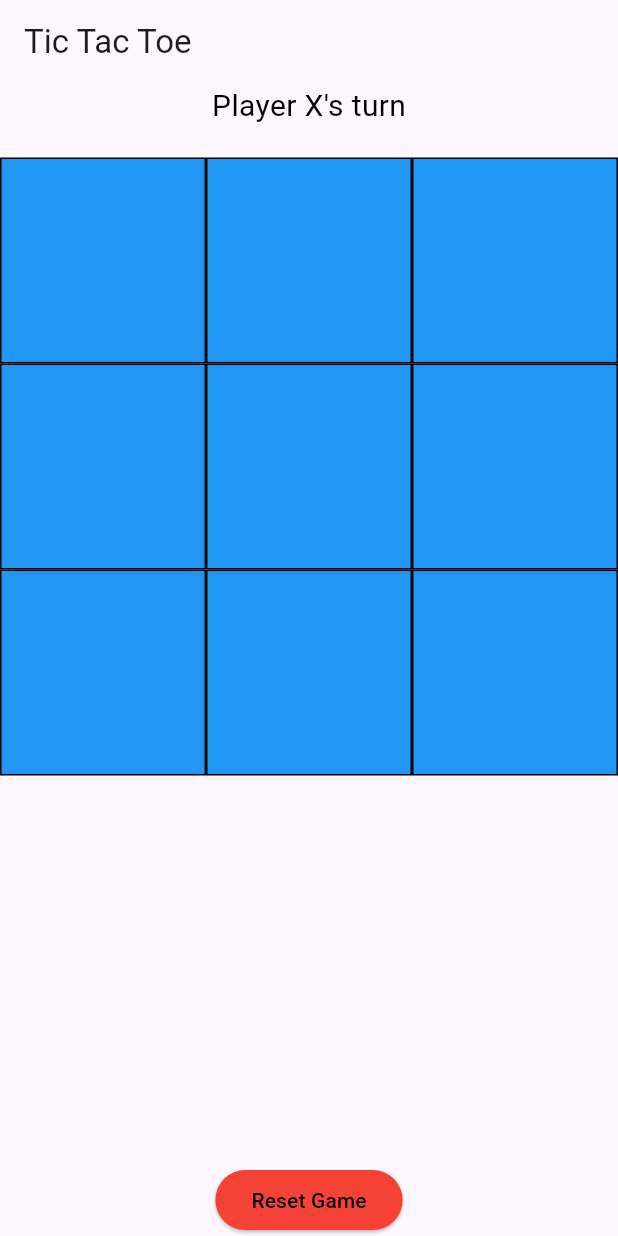
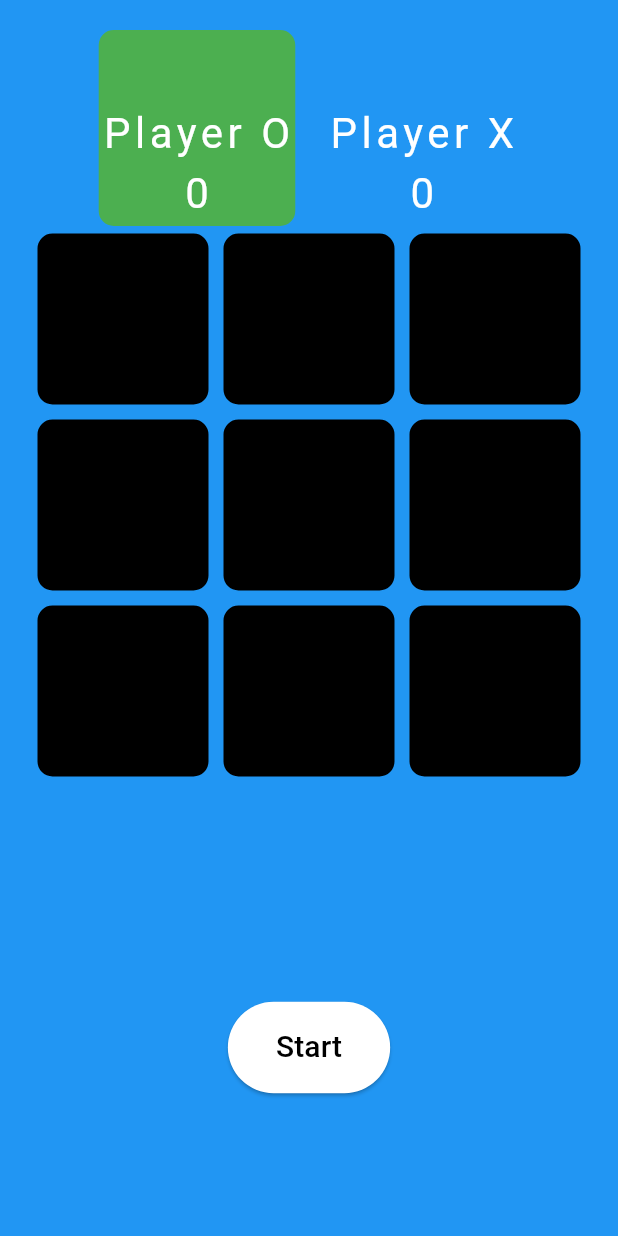
Before and after one commit to MDK-404/PRODIGY_AD_04, a Flutter app: the screen it shows after launch, on a phone screen of 412 x 824 dp. Run offline on Flutter 3.47's test engine with Material 3 defaults, Android fonts, the phone set to English and light mode, and no system bars; our stand-ins replace google_fonts; Roboto replaces fonts that are missing (Coiny).

```diff
--- /dev/null
+++ b/lib/constants/colors.dart
@@ -0,0 +1,7 @@
+import 'package:flutter/material.dart';
+
+class MainColor {
+  static Color primaryColor = Color(0xFFff4b4b);
+  static Color secondaryColor = Color(0xFFffca27);
+  static Color accentColor = Color(0xFF4169e8);
+}
--- a/lib/main.dart
+++ b/lib/main.dart
@@ -1,178 +1,19 @@
 import 'package:flutter/material.dart';
-import 'package:provider/provider.dart';
+import 'screens/game.dart';
 
 void main() {
-  runApp(MyApp());
+  runApp(const MyApp());
 }
 
 class MyApp extends StatelessWidget {
+  const MyApp({super.key});
+
+  // This widget is the root of your application.
   @override
   Widget build(BuildContext context) {
     return MaterialApp(
-      title: 'Tic Tac Toe',
-      theme: ThemeData(
-        primarySwatch: Colors.blue,
-      ),
-      home: ChangeNotifierProvider(
-        create: (context) => GameState(),
-        child: MyHomePage(),
-      ),
+      debugShowCheckedModeBanner: false,
+      home: GameScreen(),
     );
   }
 }
-
-class GameState extends ChangeNotifier {
-  List<List<IconData?>> board = List.generate(3, (_) => List.filled(3, null));
-  bool playerXTurn = true;
-  bool gameEnded = false;
-
-  bool checkWinner(int row, int col, IconData? currentSymbol) {
-    // Check horizontal line
-    if (board[row].every((cell) => cell == currentSymbol)) {
-      return true;
-    }
-
-    // Check vertical line
-    if (board.every((row) => row[col] == currentSymbol)) {
-      return true;
-    }
-
-    // Check main diagonal
-    // if (row == col && board.every((row) => row[col] == currentSymbol)) {
-    //   return true;
-    // }
-    if (row==col && [board[0][0], board[1][1], board[2][2]].every((cell) => cell == currentSymbol)) {
-      return true;
-    }
-
-    // Check anti-diagonal
-    if (row + col == 2 && [board[0][2], board[1][1], board[2][0]].every((cell) => cell == currentSymbol)) {
-      return true;
-    }
-
-    return false;
-  }
-
-  void makeMove(int row, int col, BuildContext context) {
-    if (!gameEnded && board[row][col] == null) {
-      IconData currentSymbol = playerXTurn ? Icons.clear : Icons.circle_outlined;
-      board[row][col] = currentSymbol;
-
-      if (checkWinner(row, col, currentSymbol)) {
-        gameEnded = true;
-        showDialog(
-          context: context,
-          builder: (BuildContext context) {
-            return AlertDialog(
-              title: Text('Player ${currentSymbol == Icons.clear ? 'X' : 'O'} wins!', style: TextStyle(color: playerXTurn ? Colors.red : Colors.blue)),
-              actions: [
-                TextButton(
-                  onPressed: () {
-                    resetGame();
-                    Navigator.of(context).pop();
-                  },
-                  child: Text('OK', style: TextStyle(color: playerXTurn ? Colors.red : Colors.blue)),
-                ),
-              ],
-            );
-          },
-        );
-      } else if (board.every((row) => row.every((cell) => cell != null))) {
-        gameEnded = true;
-        showDialog(
-          context: context,
-          builder: (BuildContext context) {
-            return AlertDialog(
-              title: Text('It\'s a draw!', style: TextStyle(color: Colors.orange)),
-              actions: [
-                TextButton(
-                  onPressed: () {
-                    resetGame();
-                    Navigator.of(context).pop();
-                  },
-                  child: Text('OK', style: TextStyle(color: Colors.orange)),
-                ),
-              ],
-            );
-          },
-        );
-      } else {
-        playerXTurn = !playerXTurn;
-      }
-      notifyListeners();
-    }
-  }
-
-  void resetGame() {
-    board = List.generate(3, (_) => List.filled(3, null));
-    playerXTurn = true;
-    gameEnded = false;
-    notifyListeners();
-  }
-}
-
-class MyHomePage extends StatelessWidget {
-  @override
-  Widget build(BuildContext context) {
-    return Scaffold(
-      appBar: AppBar(
-        title: Text('Tic Tac Toe'),
-      ),
-      body: Center(
-        child: Column(
-          mainAxisAlignment: MainAxisAlignment.center,
-          children: <Widget>[
-            Text(
-              'Player ${Provider.of<GameState>(context).playerXTurn ? 'X' : 'O'}\'s turn',
-              style: TextStyle(fontSize: 20, color: Colors.black),
-            ),
-            SizedBox(height: 20),
-            Expanded(
-              child: GridView.builder(
-                shrinkWrap: true,
-                gridDelegate: SliverGridDelegateWithFixedCrossAxisCount(
-                  crossAxisCount: 3,
-                ),
-                itemBuilder: (context, index) {
-                  int row = index ~/ 3;
-                  int col = index % 3;
-                  return InkWell(
-                    onTap: () {
-                      Provider.of<GameState>(context, listen: false).makeMove(row, col, context);
-                    },
-                    child: Container(
-                      decoration: BoxDecoration(
-                        border: Border.all(color: Colors.black),
-                        color: Colors.blue,
-                      ),
-                      child: Center(
-                        child: Provider.of<GameState>(context).board[row][col] != null
-                            ? Icon(
-                          Provider.of<GameState>(context).board[row][col]!,
-                          size: 50,
-                          color: Provider.of<GameState>(context).board[row][col] == Icons.clear ? Colors.red : Colors.black,
-                        )
-                            : SizedBox.shrink(),
-                      ),
-                    ),
-                  );
-                },
-                itemCount: 9,
-              ),
-            ),
-            SizedBox(height: 20),
-            ElevatedButton(
-              onPressed: () {
-                Provider.of<GameState>(context, listen: false).resetGame();
-              },
-              style: ElevatedButton.styleFrom(
-                primary: Colors.red,
-              ),
-              child: Text('Reset Game', style: TextStyle(color: Colors.black)),
-            ),
-          ],
-        ),
-      ),
-    );
-  }
-}
--- /dev/null
+++ b/lib/screens/game.dart
@@ -0,0 +1,422 @@
+import 'dart:async';
+
+import 'package:flutter/material.dart';
+import 'package:google_fonts/google_fonts.dart';
+
+class MainColor {
+  static const primaryColor = Colors.blue;
+  static const secondaryColor = Colors.black;
+  static const accentColor = Colors.green;
+}
+
+class GameScreen extends StatefulWidget {
+  const GameScreen({super.key});
+
+  @override
+  State<GameScreen> createState() => _GameScreenState();
+}
+
+class _GameScreenState extends State<GameScreen> {
+  String currentPlayer = 'O'; // Default starting player
+
+  bool oTurn = true;
+  List<String> displayXO = ['', '', '', '', '', '', '', '', ''];
+  List<int> matchedIndexes = [];
+  int attempts = 0;
+
+  int oScore = 0;
+  int xScore = 0;
+  int filledBoxes = 0;
+  String resultDeclaration = '';
+  bool winnerFound = false;
+
+  static const maxSeconds = 30;
+  int seconds = maxSeconds;
+  Timer? timer;
+
+  static var customFontWhite = GoogleFonts.coiny(
+    textStyle: TextStyle(
+      color: Colors.white,
+      letterSpacing: 3,
+      fontSize: 28,
+    ),
+  );
+
+  void startTimer() {
+    timer = Timer.periodic(Duration(seconds: 1), (_) {
+      setState(() {
+        if (seconds > 0) {
+          seconds--;
+        } else {
+          stopTimer();
+        }
+      });
+    });
+  }
+
+  void stopTimer() {
+    resetTimer();
+    timer?.cancel();
+  }
+
+  void resetTimer() => seconds = maxSeconds;
+
+  @override
+  Widget build(BuildContext context) {
+    return Scaffold(
+      backgroundColor: MainColor.primaryColor,
+      body: Padding(
+        padding: const EdgeInsets.all(20),
+        child: Column(
+          children: [
+            Expanded(
+              flex: 1,
+              child: Container(
+                child: Row(
+                  mainAxisAlignment: MainAxisAlignment.center,
+                  children: [
+                    _buildPlayerScore('O', oScore, oTurn),
+                    SizedBox(width: 20),
+                    _buildPlayerScore('X', xScore, !oTurn),
+                  ],
+                ),
+              ),
+            ),
+            Expanded(
+              flex: 3,
+              child: GridView.builder(
+                itemCount: 9,
+                gridDelegate: SliverGridDelegateWithFixedCrossAxisCount(
+                  crossAxisCount: 3,
+                ),
+                itemBuilder: (BuildContext context, int index) {
+                  return GestureDetector(
+                    onTap: () {
+                      _tapped(index);
+                    },
+                    child: Container(
+                      decoration: BoxDecoration(
+                        borderRadius: BorderRadius.circular(15),
+                        border: Border.all(
+                          width: 5,
+                          color: MainColor.primaryColor,
+                        ),
+                        color: matchedIndexes.contains(index)
+                            ? MainColor.accentColor
+                            : MainColor.secondaryColor,
+                      ),
+                      child: Center(
+                        child: Text(
+                          displayXO[index],
+                          style: GoogleFonts.coiny(
+                            textStyle: TextStyle(
+                              fontSize: 64,
+                              color: matchedIndexes.contains(index)
+                                  ? MainColor.secondaryColor
+                                  : MainColor.primaryColor,
+                            ),
+                          ),
+                        ),
+                      ),
+                    ),
+                  );
+                },
+              ),
+            ),
+            Expanded(
+              flex: 2,
+              child: Center(
+                child: Column(
+                  mainAxisAlignment: MainAxisAlignment.center,
+                  children: [
+                    Text(resultDeclaration, style: customFontWhite),
+                    SizedBox(height: 10),
+                    _buildTimer(),
+                  ],
+                ),
+              ),
+            ),
+          ],
+        ),
+      ),
+    );
+  }
+
+  Widget _buildPlayerScore(String player, int score, bool isCurrentPlayer) {
+    return Container(
+      decoration: BoxDecoration(
+        border: Border.all(
+          width: 2,
+          color: isCurrentPlayer ? MainColor.accentColor : Colors.transparent,
+        ),
+        borderRadius: BorderRadius.circular(10),
+        color: isCurrentPlayer ? MainColor.accentColor : Colors.transparent,
+      ),
+      child: Column(
+        mainAxisAlignment: MainAxisAlignment.end,
+        children: [
+          Container(
+            color: isCurrentPlayer ? MainColor.accentColor : Colors.transparent,
+            child: Text(
+              'Player $player',
+              style: GoogleFonts.coiny(
+                textStyle: TextStyle(
+                  color: Colors.white ,
+                  letterSpacing: 3,
+                  fontSize: 28,
+                ),
+              ),
+            ),
+          ),
+          Text(
+            score.toString(),
+            style: customFontWhite,
+          ),
+        ],
+      ),
+    );
+  }
+
+  void _tapped(int index) {
+    final isRunning = timer == null ? false : timer!.isActive;
+
+    if (isRunning) {
+      setState(() {
+        if (oTurn && displayXO[index] == '') {
+          displayXO[index] = 'O';
+          filledBoxes++;
+        } else if (!oTurn && displayXO[index] == '') {
+          displayXO[index] = 'X';
+          filledBoxes++;
+        }
+
+        oTurn = !oTurn;
+        _checkWinner();
+      });
+    }
+  }
+
+
+  void _checkWinner() {
+    // check 1st row
+    if (displayXO[0] == displayXO[1] &&
+        displayXO[0] == displayXO[2] &&
+        displayXO[0] != '') {
+      setState(() {
+        resultDeclaration = 'Player ' + displayXO[0] + ' Wins!';
+        matchedIndexes.addAll([0, 1, 2]);
+        stopTimer();
+        _updateScore(displayXO[0]);
+      });
+
+      Future.delayed(Duration(seconds: 2), () {
+        setState(() {
+          _clearBoard();
+        });
+      });
+    }
+
+    // check 2nd row
+    if (displayXO[3] == displayXO[4] &&
+        displayXO[3] == displayXO[5] &&
+        displayXO[3] != '') {
+      setState(() {
+        resultDeclaration = 'Player ' + displayXO[3] + ' Wins!';
+        matchedIndexes.addAll([3, 4, 5]);
+        stopTimer();
+        _updateScore(displayXO[3]);
+      });
+
+      Future.delayed(Duration(seconds: 2), () {
+        setState(() {
+          _clearBoard();
+        });
+      });
+    }
+
+    // check 3rd row
+    if (displayXO[6] == displayXO[7] &&
+        displayXO[6] == displayXO[8] &&
+        displayXO[6] != '') {
+      setState(() {
+        resultDeclaration = 'Player ' + displayXO[6] + ' Wins!';
+        matchedIndexes.addAll([6, 7, 8]);
+        stopTimer();
+        _updateScore(displayXO[6]);
+      });
+
+      Future.delayed(Duration(seconds: 2), () {
+        setState(() {
+          _clearBoard();
+        });
+      });
+    }
+
+    // check 1st column
+    if (displayXO[0] == displayXO[3] &&
+        displayXO[0] == displayXO[6] &&
+        displayXO[0] != '') {
+      setState(() {
+        resultDeclaration = 'Player ' + displayXO[0] + ' Wins!';
+        matchedIndexes.addAll([0, 3, 6]);
+        stopTimer();
+        _updateScore(displayXO[0]);
+      });
+
+      Future.delayed(Duration(seconds: 2), () {
+        setState(() {
+          _clearBoard();
+        });
+      });
+    }
+
+    // check 2nd column
+    if (displayXO[1] == displayXO[4] &&
+        displayXO[1] == displayXO[7] &&
+        displayXO[1] != '') {
+      setState(() {
+        resultDeclaration = 'Player ' + displayXO[1] + ' Wins!';
+        matchedIndexes.addAll([1, 4, 7]);
+        stopTimer();
+        _updateScore(displayXO[1]);
+      });
+
+      Future.delayed(Duration(seconds: 2), () {
+        setState(() {
+          _clearBoard();
+        });
+      });
+    }
+
+    // check 3rd column
+    if (displayXO[2] == displayXO[5] &&
+        displayXO[2] == displayXO[8] &&
+        displayXO[2] != '') {
+      setState(() {
+        resultDeclaration = 'Player ' + displayXO[2] + ' Wins!';
+        matchedIndexes.addAll([2, 5, 8]);
+        stopTimer();
+        _updateScore(displayXO[2]);
+      });
+
+      Future.delayed(Duration(seconds: 2), () {
+        setState(() {
+          _clearBoard();
+        });
+      });
+    }
+
+    // check diagonal
+    if (displayXO[0] == displayXO[4] &&
+        displayXO[0] == displayXO[8] &&
+        displayXO[0] != '') {
+      setState(() {
+        resultDeclaration = 'Player ' + displayXO[0] + ' Wins!';
+        matchedIndexes.addAll([0, 4, 8]);
+        stopTimer();
+        _updateScore(displayXO[0]);
+      });
+
+      Future.delayed(Duration(seconds: 2), () {
+        setState(() {
+          _clearBoard();
+        });
+      });
+    }
+
+    // check diagonal
+    if (displayXO[6] == displayXO[4] &&
+        displayXO[6] == displayXO[2] &&
+        displayXO[6] != '') {
+      setState(() {
+        resultDeclaration = 'Player ' + displayXO[6] + ' Wins!';
+        matchedIndexes.addAll([6, 4, 2]);
+        stopTimer();
+        _updateScore(displayXO[6]);
+      });
+
+      Future.delayed(Duration(seconds: 2), () {
+        setState(() {
+          _clearBoard();
+        });
+      });
+    }
+    else  if (   filledBoxes == 9) {
+      setState(() {
+        resultDeclaration = 'Nobody Wins!';
+        stopTimer();
+
+      });
+      Future.delayed(Duration(seconds: 2), () {
+        setState(() {
+          _clearBoard();
+        });
+      });
+    }
+  }
+
+  void _updateScore(String winner) {
+    if (winner == 'O') {
+      oScore++;
+    } else if (winner == 'X') {
+      xScore++;
+    }
+    winnerFound = true;
+  }
+
+  void _clearBoard() {
+    setState(() {
+      for (int i = 0; i < 9; i++) {
+        displayXO[i] = '';
+      }
+      resultDeclaration = '';
+      matchedIndexes = [];
+    });
+    filledBoxes = 0;
+  }
+
+  Widget _buildTimer() {
+    final isRunning = timer == null ? false : timer!.isActive;
+
+    return isRunning
+        ? SizedBox(
+      width: 100,
+      height: 100,
+      child: Stack(
+        fit: StackFit.expand,
+        children: [
+          CircularProgressIndicator(
+            value: 1 - seconds / maxSeconds,
+            valueColor: AlwaysStoppedAnimation(Colors.white),
+            strokeWidth: 8,
+            backgroundColor: MainColor.accentColor,
+          ),
+          Center(
+            child: Text(
+              '$seconds',
+              style: TextStyle(
+                fontWeight: FontWeight.bold,
+                color: Colors.white,
+                fontSize: 50,
+              ),
+            ),
+          ),
+        ],
+      ),
+    )
+        : ElevatedButton(
+      style: ElevatedButton.styleFrom(
+          backgroundColor: Colors.white,
+          padding: EdgeInsets.symmetric(horizontal: 32, vertical: 16)),
+      onPressed: () {
+        startTimer();
+        _clearBoard();
+        attempts++;
+      },
+      child: Text(
+        attempts == 0 ? 'Start' : 'Play Again!',
+        style: TextStyle(fontSize: 20, color: Colors.black),
+      ),
+    );
+  }
+}
--- a/pubspec.yaml
+++ b/pubspec.yaml
@@ -31,6 +31,7 @@ dependencies:
   flutter:
     sdk: flutter
   provider: ^6.0.1
+  google_fonts: ^6.1.0
 
 
   # The following adds the Cupertino Icons font to your application.
```
Also changed, not shown: pubspec.lock, 1 other file.
